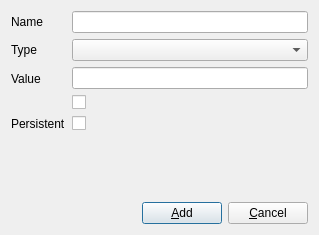
Old version of the form Plugins/org.mitk.gui.qt.overlaymanager/src/internal/QmitkAddNewPropertyDialog.ui in the repository MITK/MITK.
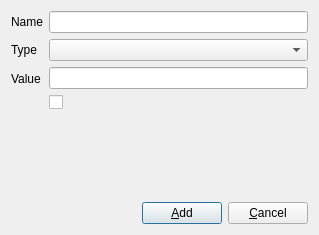
New version of the form.

What changed in the file:
```diff
--- a/Plugins/org.mitk.gui.qt.overlaymanager/src/internal/QmitkAddNewPropertyDialog.ui
+++ b/Plugins/org.mitk.gui.qt.overlaymanager/src/internal/QmitkAddNewPropertyDialog.ui
@@ -66,23 +66,6 @@
        </item>
       </layout>
      </item>
-     <item row="3" column="0">
-      <widget class="QLabel" name="persistentLabel">
-       <property name="text">
-        <string>Persistent</string>
-       </property>
-       <property name="buddy">
-        <cstring>persistentCheckBox</cstring>
-       </property>
-      </widget>
-     </item>
-     <item row="3" column="1">
-      <widget class="QCheckBox" name="persistentCheckBox">
-       <property name="text">
-        <string/>
-       </property>
-      </widget>
-     </item>
     </layout>
    </item>
    <item>
```
